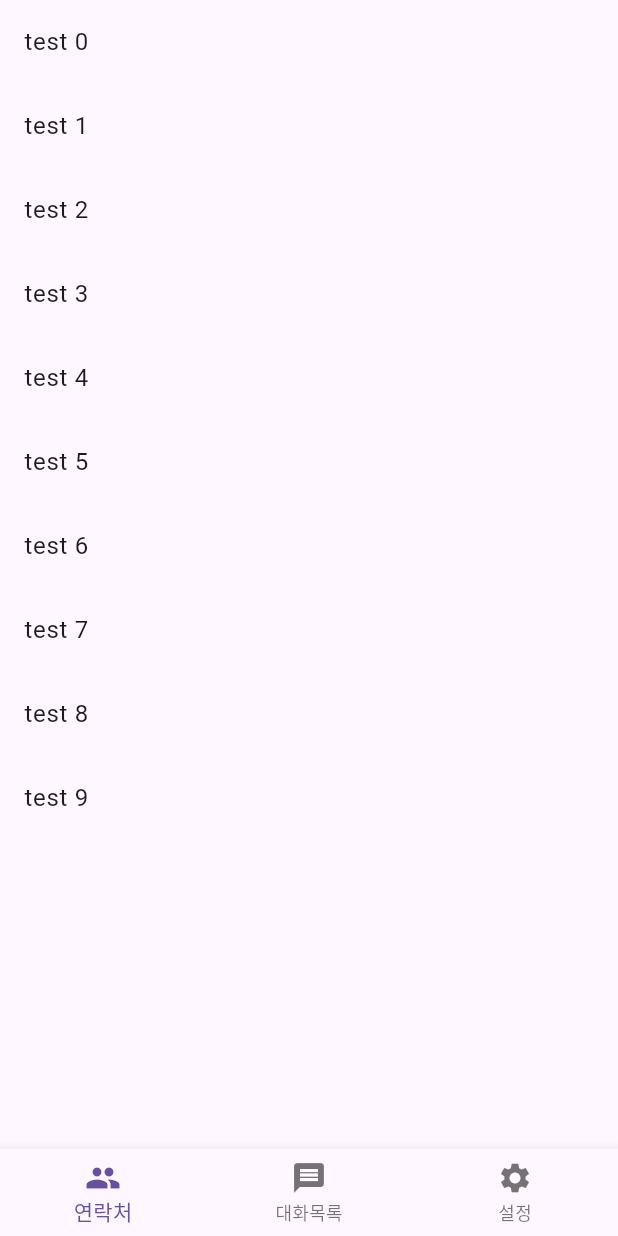
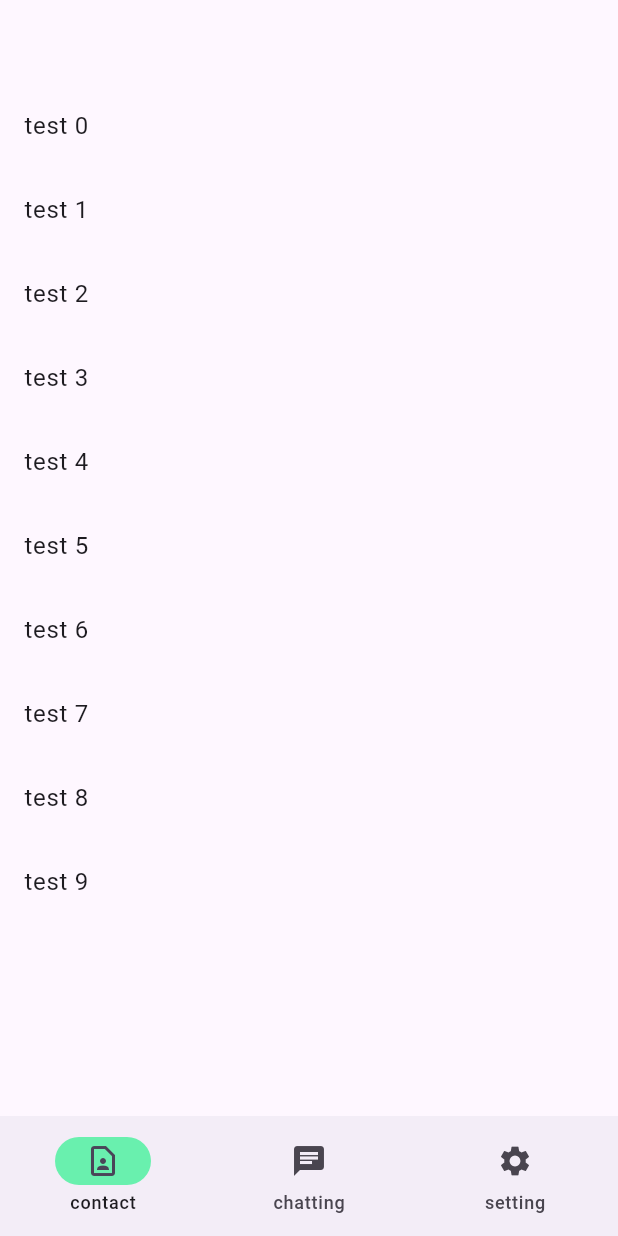
Before and after one commit to WisdomKang/project_messenger, a Flutter app: the screen it shows after launch, on a phone screen of 412 x 824 dp. Run offline on Flutter 3.47's test engine with Material 3 defaults, Android fonts, the phone set to English and light mode, and no system bars; our stand-ins replace firebase_core, firebase_messaging, flutter_local_notifications, flutter_native_splash; accounts and stored records are empty; generated files the repository leaves out were written again.

Commit message:
fix : error file name, missing commit

```diff
--- a/application/lib/main.dart
+++ b/application/lib/main.dart
@@ -4,8 +4,8 @@ import 'package:flutter/material.dart';
 import 'package:flutter_native_splash/flutter_native_splash.dart';
 import 'package:my_messenger_application/firebase/firebase_message_setting.dart';
 import 'package:my_messenger_application/screen/chatroom_screen.dart';
+import 'package:my_messenger_application/screen/home_screen.dart';
 import 'package:my_messenger_application/screen/login_screen.dart';
-import 'package:my_messenger_application/screen/main_screen.dart';
 import 'package:my_messenger_application/screen/screen_name.dart';
 
 Future<void> main() async {
@@ -21,7 +21,7 @@ Future<void> main() async {
   runApp(MaterialApp(
     routes: {
       LOGIN_SCREEN: (context) => LoginScreen(),
-      MAIN_SCREEN: (context) => MainScreen(),
+      MAIN_SCREEN: (context) => HomeScreen(),
       CHATTING_SCREEN : (BuildContext context) => ChatRoomScreen(),
     },
     initialRoute: MAIN_SCREEN,
--- a/application/lib/screen/home_screen.dart
+++ b/application/lib/screen/home_screen.dart
@@ -15,10 +15,10 @@ class _HomeScreenState extends State<HomeScreen> {
 
   int _pageIndex = 0;
 
-  List<Widget> _pageWidgetList = <Widget>[
-    ContractListScreen(),
-    ChatListScreen(),
-    SettingScreen()
+  final List<Widget> _pageWidgetList = <Widget>[
+    const ContractListScreen(),
+    const ChatListScreen(),
+    const SettingScreen()
   ];
 
   void _onItemTapped(int index){
--- a/application/lib/screen/main_screen.dart
+++ /dev/null
@@ -1,44 +0,0 @@
-import 'package:flutter/cupertino.dart';
-import 'package:flutter/material.dart';
-import 'package:my_messenger_application/screen/homesub/chat_list_screen.dart';
-import 'package:my_messenger_application/screen/homesub/contract_screen.dart';
-import 'package:my_messenger_application/screen/homesub/setting_screen.dart';
-
-class MainScreen extends StatefulWidget {
-  const MainScreen({super.key});
-
-  @override
-  State<MainScreen> createState() => _MainScreenState();
-}
-
-class _MainScreenState extends State<MainScreen> {
-
-  int _selectedIndex = 0;
-
-  final List<Widget> _pages = [
-    const ContractListScreen(),
-    const ChatListScreen(),
-    const SettingScreen(),
-  ];
-  @override
-  Widget build(BuildContext context) {
-    return Scaffold(
-      body : _pages[_selectedIndex],
-      bottomNavigationBar: BottomNavigationBar(
-        currentIndex: _selectedIndex,
-        onTap: _onItemTapped,
-        items: [
-          BottomNavigationBarItem(icon: Icon(Icons.people), label: "연락처"),
-          BottomNavigationBarItem(icon: Icon(Icons.message) , label: "대화목록"),
-          BottomNavigationBarItem(icon: Icon(Icons.settings), label: "설정"),
-        ],
-      ),
-    );
-  }
-
-  void _onItemTapped(int index) {
-    setState(() {
-      _selectedIndex = index;
-    });
-  }
-}
```
Also changed, not shown: 2 other files.
